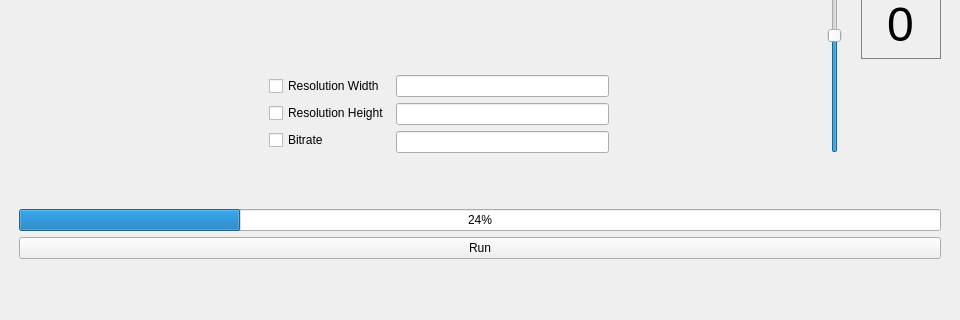
KnoBuddy/videoeditor, file gui.ui: the form before one commit; both pictures show x 0 to 960 and y 320 to 640 of the 960 by 640 pixel window.
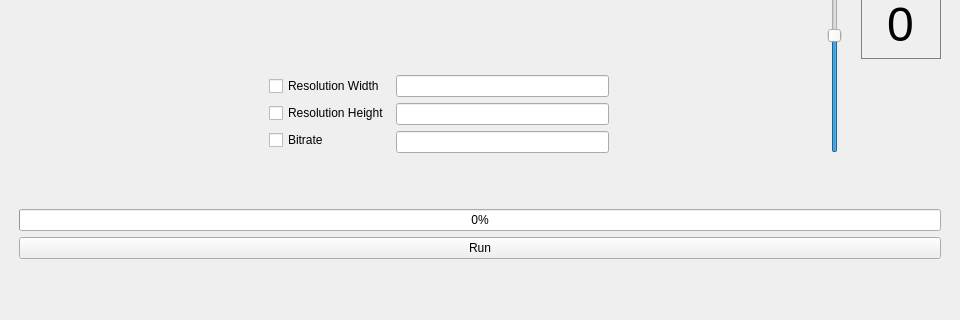
The form after the commit.

Commit message: Added in missing progress bar functionality

Diff of the .ui file:
```diff
--- a/gui.ui
+++ b/gui.ui
@@ -439,7 +439,7 @@
        <item row="3" column="0">
         <widget class="QProgressBar" name="progressBar">
          <property name="value">
-          <number>24</number>
+          <number>0</number>
          </property>
         </widget>
        </item>
```
Left out of the diff: 8 changed lines with no effect on the pictures. The commit also changes 1 other file.
